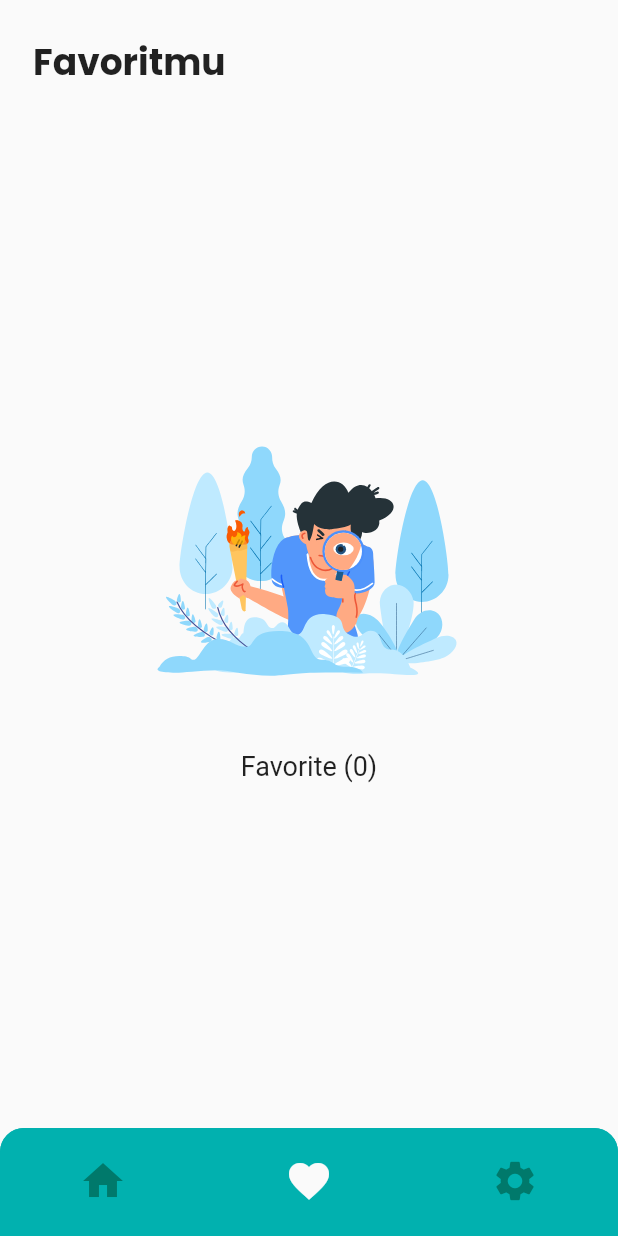
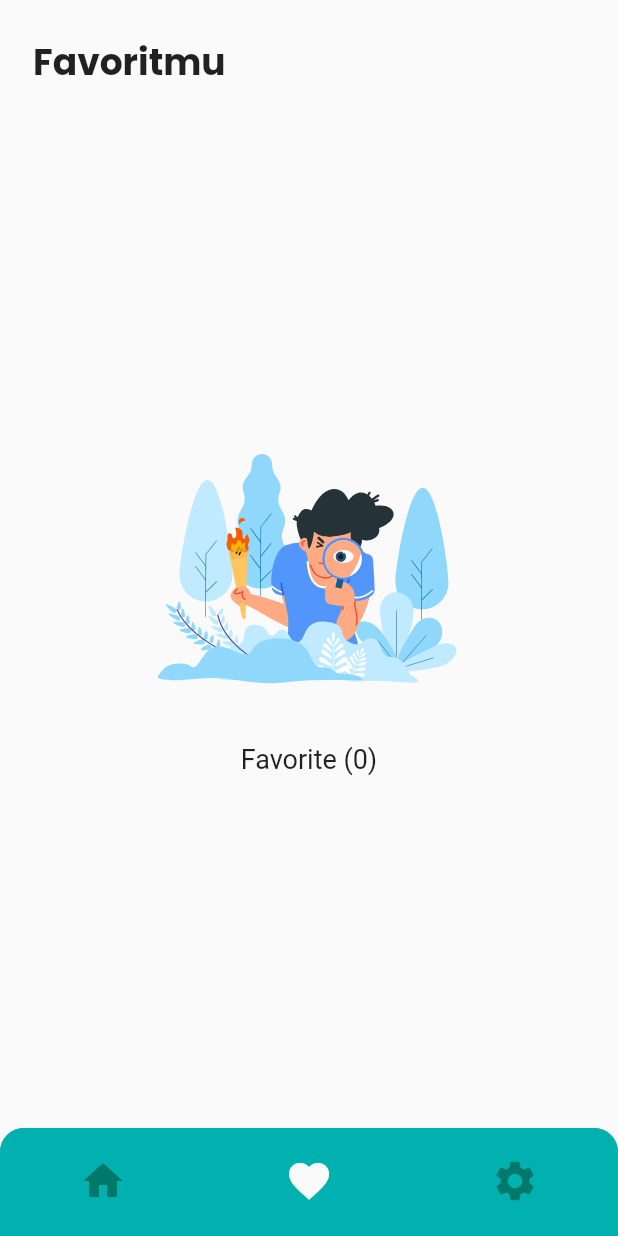
Before and after one commit to hamcuks/bfaf-flutter-restaurant-api, a Flutter app: the screen it shows after launch, item 2 of the bottom bar chosen, on a phone screen of 412 x 824 dp. Run offline on Flutter 3.47's test engine with Material 2 defaults, Android fonts, the phone set to English and light mode, and no system bars; our stand-ins replace connectivity_plus, flutter_local_notifications, google_fonts, lottie, rxdart, shared_preferences and 1 more; missing offline and left inert: android_alarm_manager; accounts and stored records are empty; network calls fail.

Commit message:
fix overflow on homepage

```diff
--- a/lib/ui/home_page.dart
+++ b/lib/ui/home_page.dart
@@ -225,7 +225,7 @@ class RestoranWidget extends StatelessWidget {
                   fileName: 'no-internet',
                   text:
                       'Tidak dapat memuat data, pastikan anda terkoneksi internet...',
-                  width: 250,
+                  width: 150,
                 );
               } else {
                 return Center(
--- a/lib/widget/load_animation_widget.dart
+++ b/lib/widget/load_animation_widget.dart
@@ -22,7 +22,7 @@ class LoadAnimation extends StatelessWidget {
         children: [
           Lottie.asset('assets/json/$fileName.json', width: width),
           SizedBox(
-            height: 32,
+            height: 22,
           ),
           Text(
             '$text',
```
